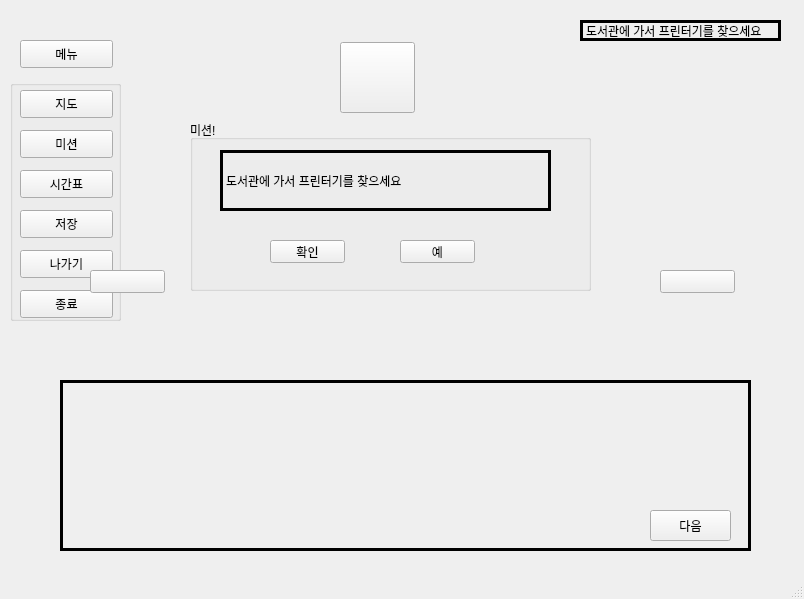
The window that SSG_BS/mission/mission.ui (hyeji1221/Sangmyung_Simulation_Game) describes before a commit, drawn with Qt 5.
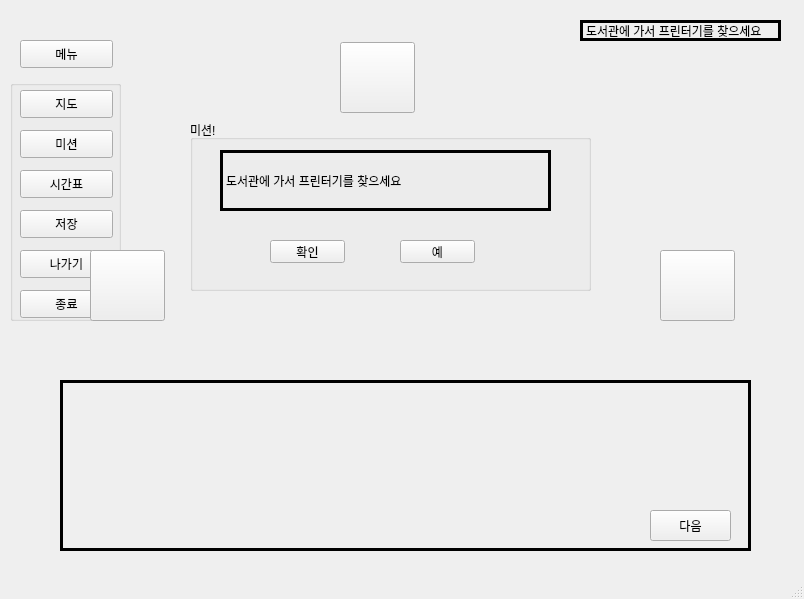
The same window after the commit.

What changed in the file:
```diff
--- a/SSG_BS/mission/mission.ui
+++ b/SSG_BS/mission/mission.ui
@@ -253,9 +253,9 @@
     <property name="geometry">
      <rect>
       <x>660</x>
-      <y>270</y>
+      <y>250</y>
       <width>75</width>
-      <height>23</height>
+      <height>71</height>
      </rect>
     </property>
     <property name="text">
@@ -266,9 +266,9 @@
     <property name="geometry">
      <rect>
       <x>90</x>
-      <y>270</y>
+      <y>250</y>
       <width>75</width>
-      <height>23</height>
+      <height>71</height>
      </rect>
     </property>
     <property name="text">
```
